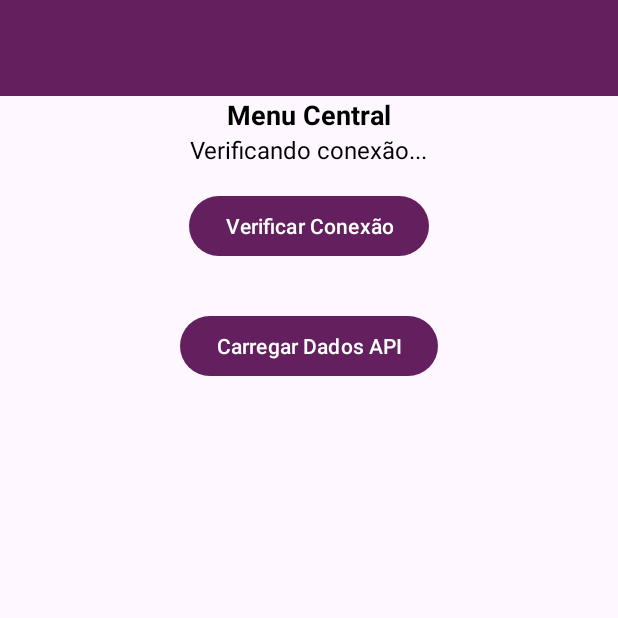
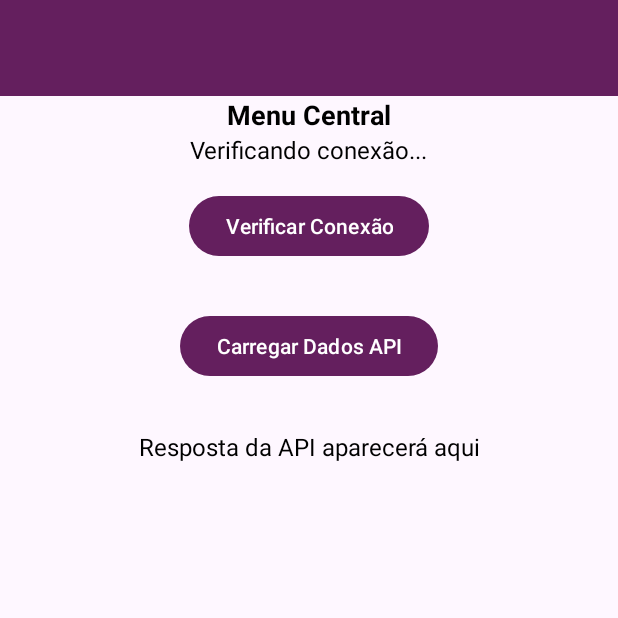
Before and after one commit to BarbaGrisalha/mobileSpotWine, an Android app: the MenuMainActivity screen opened directly, with no data from a screen before it, on a phone screen of 412 x 824 dp, the top half of it. Run offline under Robolectric (Android 15) with nearby library versions, the phone set to English and light mode, and no system bars; our stand-ins replace Volley; network calls fail.

Commit message:
A API conecta, mostra a listagem pedida.Falta formatar.

```diff
--- a/app/src/main/java/pt/ipleiria/estg/dei/amsi/mobilesportwine/MenuMainActivity.java
+++ b/app/src/main/java/pt/ipleiria/estg/dei/amsi/mobilesportwine/MenuMainActivity.java
@@ -4,6 +4,7 @@ import android.os.Bundle;
 import android.util.Log;
 import android.view.View;
 import android.widget.Button;
+import android.widget.TextView;
 import android.widget.Toast;
 
 import androidx.appcompat.app.AppCompatActivity;
@@ -57,6 +58,9 @@ public class MenuMainActivity extends AppCompatActivity {
                     public void onResponse(String response) {
                         Log.d("API_RESPONSE", "Resposta da API: " + response);
                         Toast.makeText(MenuMainActivity.this, "Dados Carregados com sucesso!!!", Toast.LENGTH_SHORT).show();
+                        //atualiza a interface com os dados
+                        TextView tvApiResponse = findViewById(R.id.tvApiResponse);
+                        tvApiResponse.setText(response);
                     }
                 },
                 new Response.ErrorListener() {
--- a/app/src/main/res/layout/activity_menu_main.xml
+++ b/app/src/main/res/layout/activity_menu_main.xml
@@ -52,6 +52,17 @@
             android:layout_gravity="center"
             android:layout_margin="16dp"
             android:text="Carregar Dados API"/>
+        <TextView
+            android:id="@+id/tvApiResponse"
+            android:layout_width="match_parent"
+            android:layout_height="wrap_content"
+            android:text="Resposta da API aparecerá aqui"
+            android:textSize="16sp"
+            android:padding="16dp"
+            android:gravity="center"
+            android:textColor="@android:color/black"
+            />
+
         <!-- RecyclerView para mostrar a lista-->
         <androidx.recyclerview.widget.RecyclerView
             android:id="@+id/recyclerView"
```
